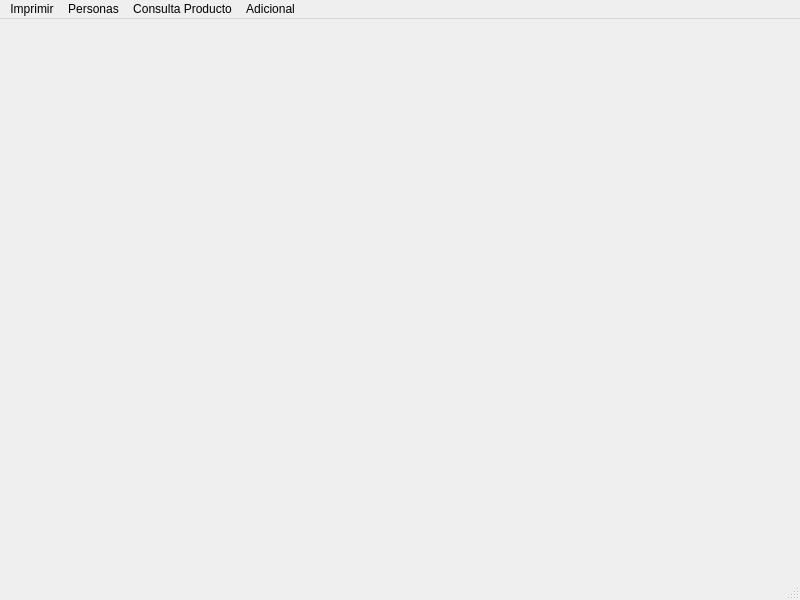
Above: appVehiculos/view/menu.ui from Alonsobox/Proyecto-ProgramacionObj before the change. Below: the same form after it.
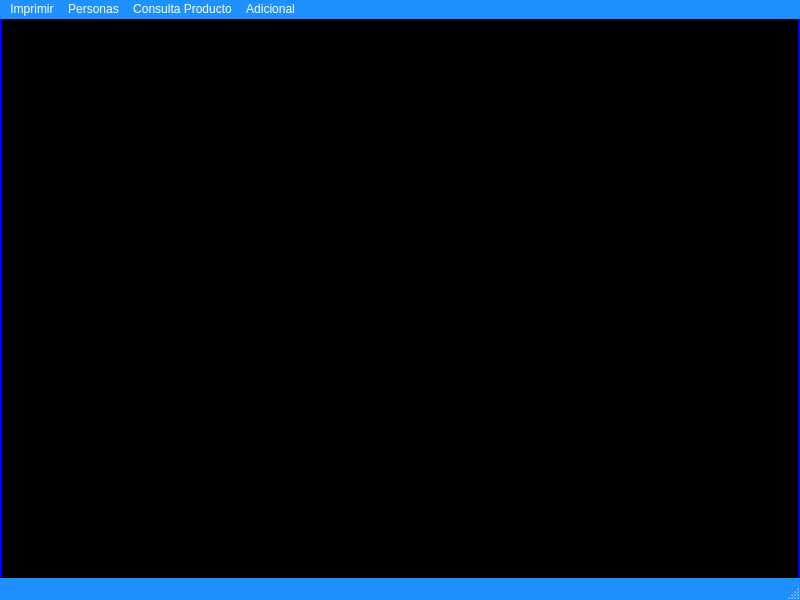
That is the form after the change. Icons and pictures are not drawn.

Patch:
```diff
--- a/appVehiculos/view/menu.ui
+++ b/appVehiculos/view/menu.ui
@@ -13,6 +13,49 @@
   <property name="windowTitle">
    <string>MainWindow</string>
   </property>
+  <property name="styleSheet">
+   <string notr="true">QMainWindow {
+    background-color: #000000;
+    border: 2px solid #0000FF;
+    border-radius: 10px; 
+}
+
+QMainWindow::title {
+    color: #FFFFFF; 
+    background-color: #1E90FF;
+}
+
+QMenuBar {
+    background-color: #1E90FF; 
+    color: #FFFFFF; 
+}
+
+QMenuBar::item:selected {
+    background-color: #FFD700;
+}
+
+QStatusBar {
+    background-color: #1E90FF; 
+    color: #FFFFFF; 
+}
+
+
+
+
+QWidget {
+    background-image: url(&quot;C:/Users/alons/OneDrive/Imágenes/fondo.jpg&quot;);
+    background-repeat: no-repeat;
+    background-position: center;
+}
+QMenuBar::item { color: white }
+
+
+QMenuBar::item:selected { 
+    background:rgb(0, 133, 199); 
+}
+
+</string>
+  </property>
   <widget class="QWidget" name="centralwidget"/>
   <widget class="QStatusBar" name="statusbar"/>
   <widget class="QMenuBar" name="menubar">
```
